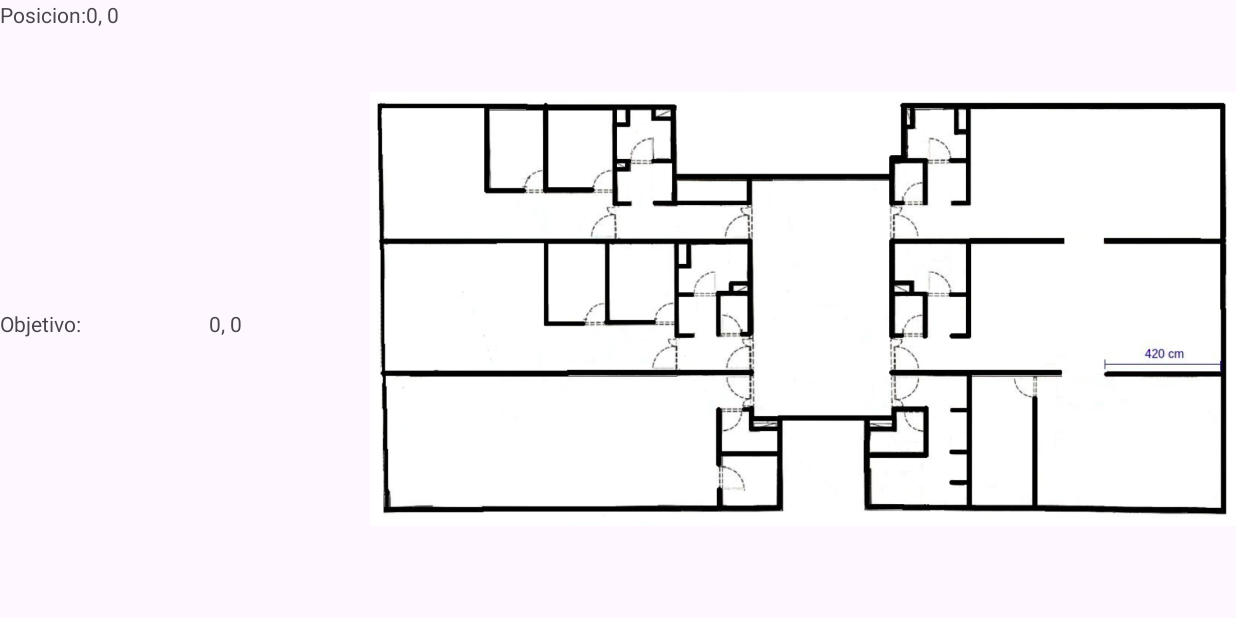
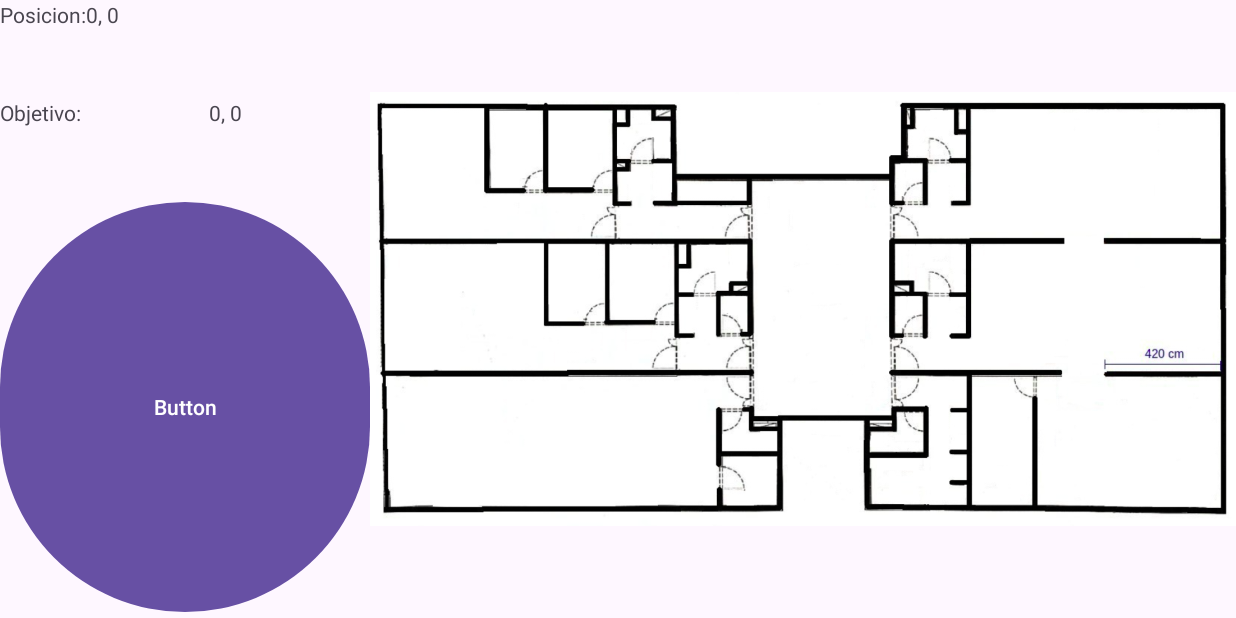
Before and after one commit to Kimchi-Robotics/mobile-app, an Android app built with Jetpack Compose: the screen it shows after launch (MainActivity), on a phone screen of 824 x 412 dp (held sideways). Run offline under Robolectric (Android 15) with nearby library versions, the phone set to English and light mode, and no system bars; libraries missing offline, so code that uses them is left out: io.grpc, io.grpc.examples; plain views replace TouchImageView.

Commit message:
Adds grpc client to mobile app

```diff
--- a/DeliveryBot/app/src/main/AndroidManifest.xml
+++ b/DeliveryBot/app/src/main/AndroidManifest.xml
@@ -1,6 +1,7 @@
 <?xml version="1.0" encoding="utf-8"?>
 <manifest xmlns:android="http://schemas.android.com/apk/res/android"
     xmlns:tools="http://schemas.android.com/tools">
+    <uses-permission android:name="android.permission.INTERNET" />
 
     <application
         android:allowBackup="true"
--- a/DeliveryBot/app/src/main/java/com/kimchi/deliverybot/ui/UiControlPanelFragment.kt
+++ b/DeliveryBot/app/src/main/java/com/kimchi/deliverybot/ui/UiControlPanelFragment.kt
@@ -1,16 +1,20 @@
 package com.kimchi.deliverybot.ui
 
 import android.os.Bundle
+import android.util.Log
 import android.view.LayoutInflater
 import android.view.View
 import android.view.ViewGroup
+import android.widget.Button
 import androidx.fragment.app.Fragment
 import com.kimchi.deliverybot.R
+import io.grpc.ManagedChannelBuilder
+import kotlinx.coroutines.runBlocking
 
 class UiControlPanelFragment: Fragment() {
-    override fun onCreate(savedInstanceState: Bundle?) {
-        super.onCreate(savedInstanceState)
-
+    val uiViewModel = UiViewModel()
+    override fun onViewCreated(view: View, savedInstanceState: Bundle?) {
+        super.onViewCreated(view, savedInstanceState)
     }
 
     override fun onCreateView(
@@ -20,6 +24,11 @@ class UiControlPanelFragment: Fragment() {
     ): View? {
         super.onCreateView(inflater, container, savedInstanceState)
         val view = inflater.inflate(R.layout.ui_control_panel_fragment, container, false)
+        var button = view.findViewById<Button>(R.id.button_service)
+        button.setOnClickListener {
+            uiViewModel.callService()
+        }
+
 
         return view
     }
--- a/DeliveryBot/app/src/main/res/layout/ui_control_panel_fragment.xml
+++ b/DeliveryBot/app/src/main/res/layout/ui_control_panel_fragment.xml
@@ -2,6 +2,7 @@
 <LinearLayout xmlns:android="http://schemas.android.com/apk/res/android"
     xmlns:app="http://schemas.android.com/apk/res-auto"
     xmlns:tools="http://schemas.android.com/tools"
+    android:id="@+id/control_panel_layout"
     android:layout_width="match_parent"
     android:layout_height="match_parent"
     android:orientation="vertical">
@@ -11,33 +12,46 @@
         android:layout_height="wrap_content"
         android:layout_weight="0.2"
         android:orientation="horizontal">
+
         <TextView
             android:id="@+id/positionTextView"
             android:layout_width="wrap_content"
             android:layout_height="wrap_content"
-            android:text="@string/posicion"/>
+            android:text="@string/posicion" />
+
         <TextView
             android:id="@+id/positionContentTextView"
             android:layout_width="wrap_content"
             android:layout_height="wrap_content"
             android:text="@string/default_objective" />
     </LinearLayout>
+
     <LinearLayout
         android:layout_width="match_parent"
         android:layout_height="wrap_content"
         android:layout_weight="0.2"
         android:orientation="horizontal">
+
         <TextView
             android:id="@+id/objectiveTextView"
             android:layout_width="wrap_content"
             android:layout_height="wrap_content"
             android:layout_weight="1"
             android:text="@string/objetivo" />
+
         <TextView
             android:id="@+id/objectiveContentTextView"
             android:layout_width="wrap_content"
             android:layout_height="wrap_content"
             android:layout_weight="1"
             android:text="@string/default_position" />
+
     </LinearLayout>
+
+    <Button
+        android:id="@+id/button_service"
+        android:layout_width="match_parent"
+        android:layout_height="wrap_content"
+        android:layout_weight="1"
+        android:text="Button" />
 </LinearLayout>
--- a/DeliveryBot/build.gradle.kts
+++ b/DeliveryBot/build.gradle.kts
@@ -2,4 +2,5 @@
 plugins {
     alias(libs.plugins.android.application) apply false
     alias(libs.plugins.kotlin.android) apply false
+    alias(libs.plugins.protobuf) apply false
 }
--- a/DeliveryBot/settings.gradle.kts
+++ b/DeliveryBot/settings.gradle.kts
@@ -15,6 +15,7 @@ dependencyResolutionManagement {
     repositoriesMode.set(RepositoriesMode.FAIL_ON_PROJECT_REPOS)
     repositories {
         google()
+        gradlePluginPortal()
         mavenCentral()
         maven {
             setUrl("https://jitpack.io")
```
Also changed, not shown: DeliveryBot/app/build.gradle.kts (+44 -1 lines), DeliveryBot/app/src/main/java/com/kimchi/deliverybot/MainActivity.kt (+37 -0 lines), DeliveryBot/app/src/main/java/com/kimchi/deliverybot/ui/UiViewModel.kt (+64 -0 lines), DeliveryBot/gradle/libs.versions.toml (+14 -0 lines), 1 other file.
